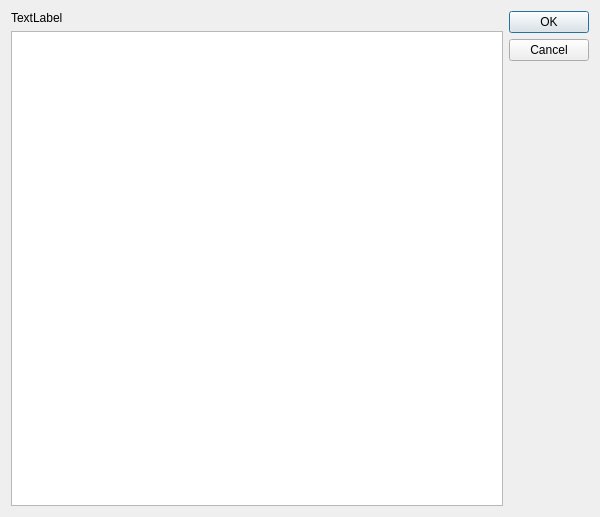
First picture: the form in mePyGuis/guis/TextEditDialog.ui, repository chrboku/CPExtract, before the edit.
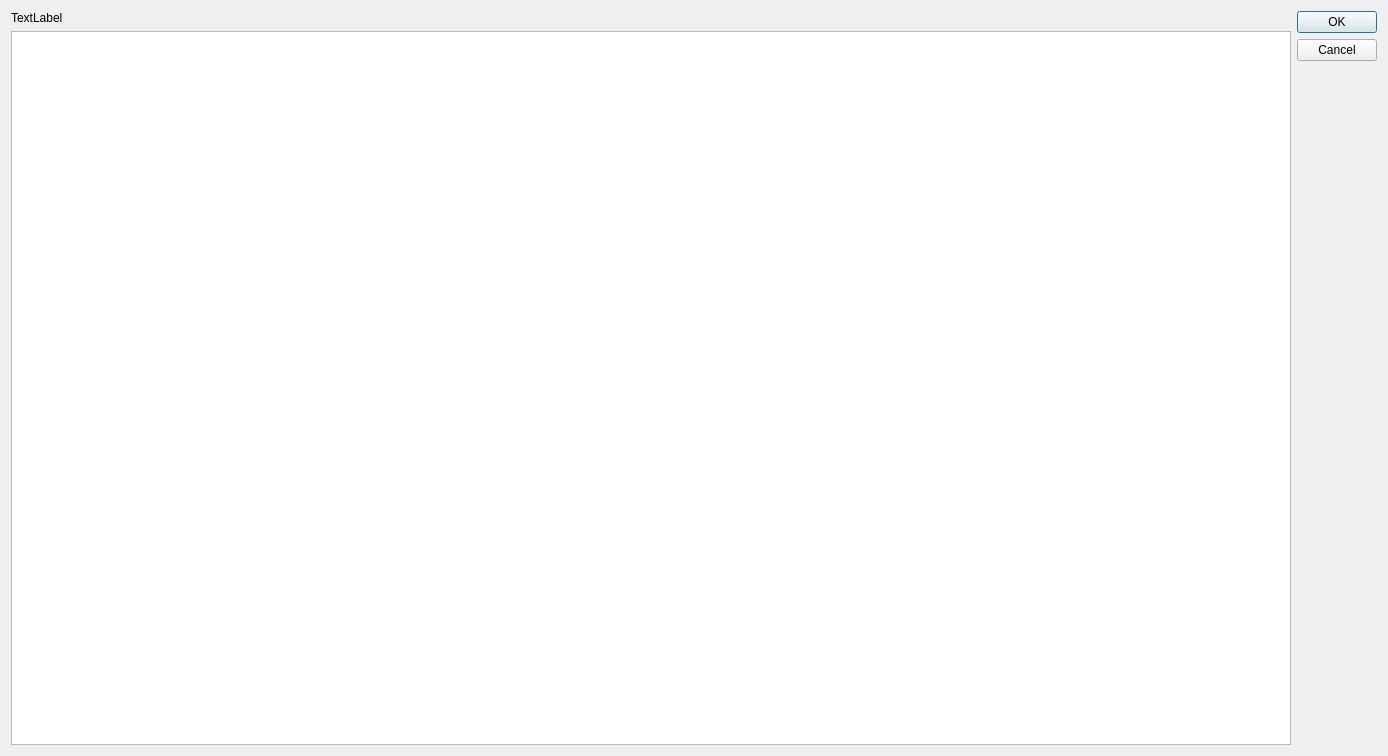
Second picture: the form after the edit.

Diff of the .ui file:
```diff
--- a/mePyGuis/guis/TextEditDialog.ui
+++ b/mePyGuis/guis/TextEditDialog.ui
@@ -6,8 +6,8 @@
    <rect>
     <x>0</x>
     <y>0</y>
-    <width>600</width>
-    <height>517</height>
+    <width>1388</width>
+    <height>756</height>
    </rect>
   </property>
   <property name="windowTitle">
```
